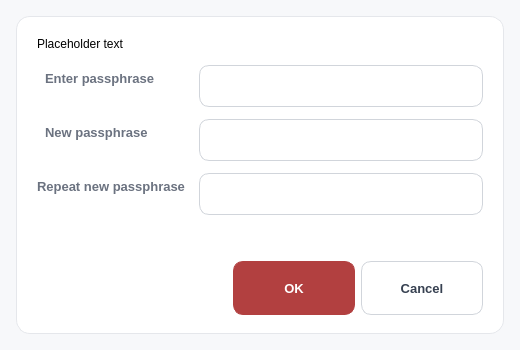
Qt form src/qt/forms/askpassphrasedialog.ui (firoorg/firo) before a commit.
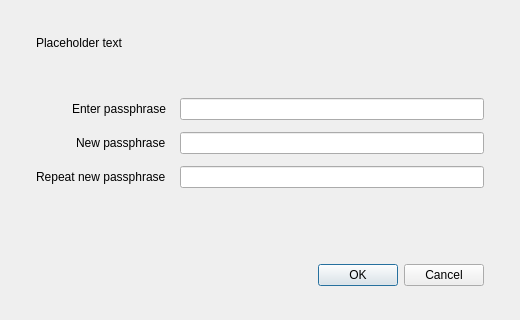
The same form after that commit.

Commit message: Theme the passphrase dialog for dark mode

The edit to the form file:
```diff
--- a/src/qt/forms/askpassphrasedialog.ui
+++ b/src/qt/forms/askpassphrasedialog.ui
@@ -25,111 +25,6 @@
   <property name="windowTitle">
    <string>Passphrase Dialog</string>
   </property>
-  <property name="styleSheet">
-   <string notr="true">QDialog#AskPassphraseDialog {
-  background: #F7F8FA;
-  font-family: "Segoe UI", sans-serif;
-}
-
-QFrame#passphraseCard {
-  background: #FFFFFF;
-  border-radius: 14px;
-  border: 1px solid #E5E7EB;
-}
-
-QLabel#passphraseWarning {
-  color: #374151;
-  font-size: 10pt;
-  font-weight: 500;
-  background: transparent;
-  line-height: 130%;
-}
-
-QLabel#passLabel1,
-QLabel#passLabel2,
-QLabel#passLabel3 {
-  color: #6B7280;
-  font-size: 9.5pt;
-  font-weight: 600;
-  background: transparent;
-  min-width: 140px;
-}
-
-QLineEdit#passEdit1,
-QLineEdit#passEdit2,
-QLineEdit#passEdit3 {
-  background: #FFFFFF;
-  border: 1px solid #D1D5DB;
-  border-radius: 10px;
-  padding: 10px 12px;
-  font-size: 10pt;
-  color: #111827;
-  min-height: 20px;
-  selection-background-color: #FEE2E2;
-}
-
-QLineEdit#passEdit1:focus,
-QLineEdit#passEdit2:focus,
-QLineEdit#passEdit3:focus {
-  border: 1px solid #B24040;
-}
-
-QLabel#capsLabel {
-  color: #B45309;
-  font-size: 9pt;
-  font-weight: 700;
-  background: transparent;
-  padding: 4px 0 0 0;
-}
-
-QDialogButtonBox {
-  dialogbuttonbox-buttons-have-icons: 0;
-}
-
-QDialog#AskPassphraseDialog QDialogButtonBox QPushButton {
-  min-width: 88px;
-  min-height: 36px;
-  border-radius: 10px;
-  font-size: 10pt;
-  font-weight: 600;
-  padding: 8px 16px;
-}
-
-QDialog#AskPassphraseDialog QDialogButtonBox QPushButton:default {
-  background: #B24040;
-  color: #FFFFFF;
-  border: 1px solid #B24040;
-}
-
-QDialog#AskPassphraseDialog QDialogButtonBox QPushButton:default:hover {
-  background: #993333;
-  border-color: #993333;
-}
-
-QDialog#AskPassphraseDialog QDialogButtonBox QPushButton:default:pressed {
-  background: #7A2626;
-  border-color: #7A2626;
-}
-
-QDialog#AskPassphraseDialog QDialogButtonBox QPushButton:default:disabled {
-  background: #E5E7EB;
-  color: #9CA3AF;
-  border-color: #E5E7EB;
-}
-
-QDialog#AskPassphraseDialog QDialogButtonBox QPushButton:!default {
-  background: #FFFFFF;
-  color: #374151;
-  border: 1px solid #D1D5DB;
-}
-
-QDialog#AskPassphraseDialog QDialogButtonBox QPushButton:!default:hover {
-  background: #F3F4F6;
-  border-color: #B24040;
-  color: #111827;
-}
-</string>
-  </property>
   <layout class="QVBoxLayout" name="verticalLayoutOuter">
    <property name="spacing">
     <number>0</number>
```
The commit also changes 2 other files.
